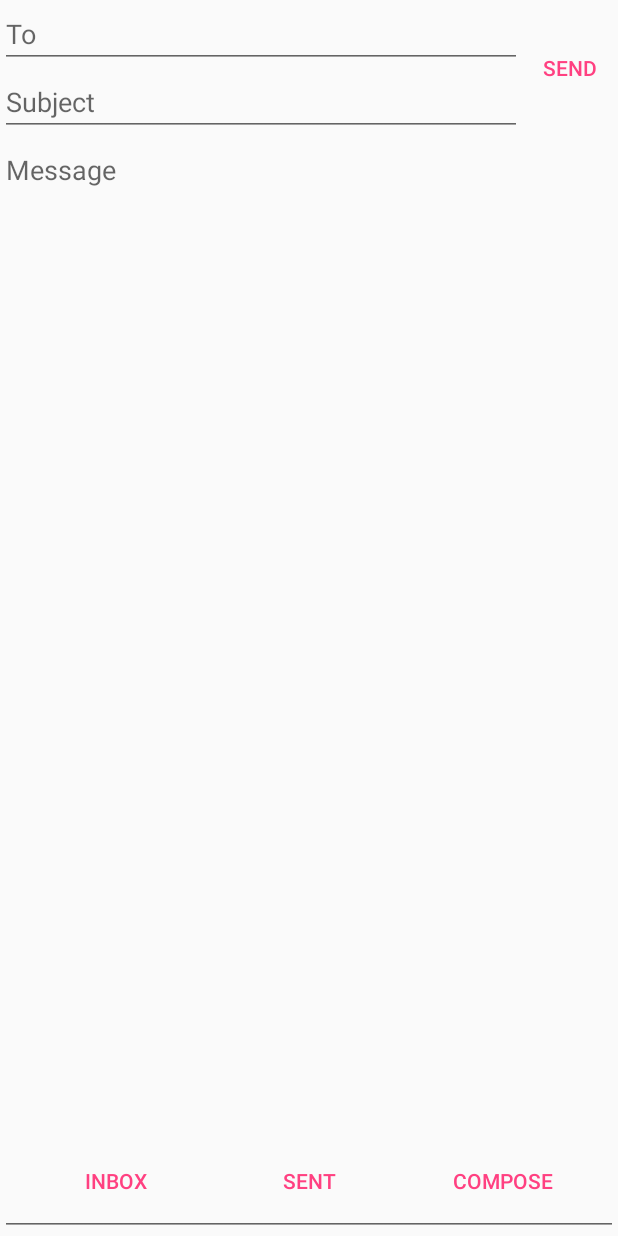
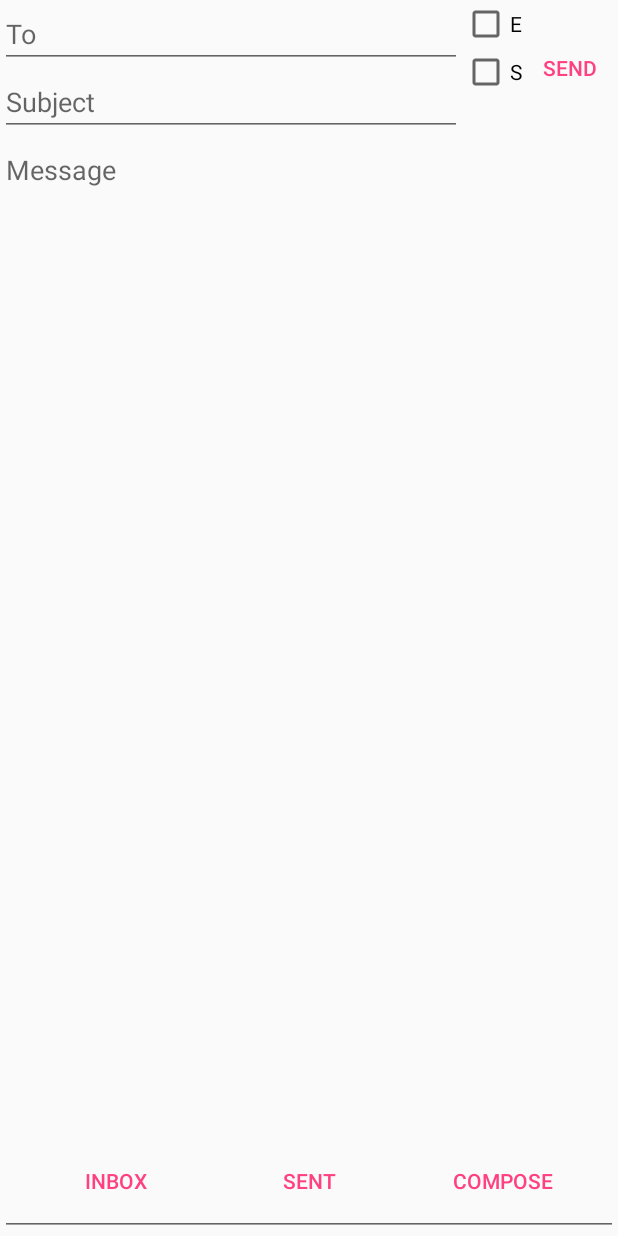
Before and after one commit to luqmanarifin/bebas-sumpah, an Android app: the fragment ComposeFragment placed in its activity, after a tap on "SEND", on a phone screen of 412 x 824 dp. Run offline under Robolectric (Android 15) with nearby library versions, the phone set to English and light mode, and no system bars; libraries missing offline, so code that uses them is left out: com.backendless, com.backendless.async, com.backendless.exceptions, com.backendless.persistence; 2 statements that could not run were skipped.

Commit message:
added checkbox for signing/encrypting before send

```diff
--- a/app/src/main/java/com/dancinggrass/prophetaria/bebassumpah/ComposeFragment.java
+++ b/app/src/main/java/com/dancinggrass/prophetaria/bebassumpah/ComposeFragment.java
@@ -8,6 +8,7 @@ import android.view.LayoutInflater;
 import android.view.View;
 import android.view.ViewGroup;
 import android.widget.Button;
+import android.widget.CheckBox;
 import android.widget.EditText;
 
 import com.backendless.Backendless;
@@ -89,9 +90,23 @@ public class ComposeFragment extends Fragment {
         EditText textTo = (EditText)v.findViewById(R.id.edit_text_recipient);
         EditText textSubject = (EditText)v.findViewById(R.id.edit_text_subject);
         EditText textMessage = (EditText)v.findViewById(R.id.edit_text_message);
+
+        CheckBox boxEncrypt = (CheckBox)v.findViewById(R.id.checkbox_encrypt);
+        CheckBox boxSign = (CheckBox)v.findViewById(R.id.checkbox_sign);
+
         String to = textTo.getText().toString();
         String subject = textSubject.getText().toString();
         String message = textMessage.getText().toString();
+
+        if (boxEncrypt.isChecked()) {
+
+        }
+
+        if (boxSign.isChecked()) {
+
+        }
+
+
         return new Mail(address, to, subject, message);
     }
 
--- a/app/src/main/res/layout/fragment_compose.xml
+++ b/app/src/main/res/layout/fragment_compose.xml
@@ -34,6 +34,22 @@
                     android:inputType="textEmailAddress"
                     android:hint="@string/hint_email_subject"/>
             </LinearLayout>
+            <LinearLayout
+                android:orientation="vertical"
+                android:layout_width="wrap_content"
+                android:layout_height="wrap_content">
+
+                <CheckBox
+                    android:id="@+id/checkbox_encrypt"
+                    android:layout_width="wrap_content"
+                    android:layout_height="wrap_content"
+                    android:text="@string/checkbox_encrypt"/>
+                <CheckBox
+                    android:id="@+id/checkbox_sign"
+                    android:layout_width="wrap_content"
+                    android:layout_height="wrap_content"
+                    android:text="@string/checkbox_sign"/>
+            </LinearLayout>
             <Button
                 style="?android:attr/buttonBarButtonStyle"
                 android:id="@+id/button_send"
@@ -42,7 +58,6 @@
                 android:layout_gravity="center"
                 android:text="@string/button_send" />
         </LinearLayout>
-
 
         <EditText
             android:layout_width="match_parent"
--- a/app/src/main/res/values/strings.xml
+++ b/app/src/main/res/values/strings.xml
@@ -10,6 +10,9 @@
     <string name="button_send">Send</string>
     <string name="button_login">Login</string>
 
+    <string name="checkbox_encrypt">E</string>
+    <string name="checkbox_sign">S</string>
+
     <string name="hint_email_recipient">To</string>
     <string name="hint_email_subject">Subject</string>
     <string name="hint_email_content">Message</string>
```
Also changed, not shown: app/src/main/res/layout/fragment_login_dialog.xml (+5 -5 lines).
